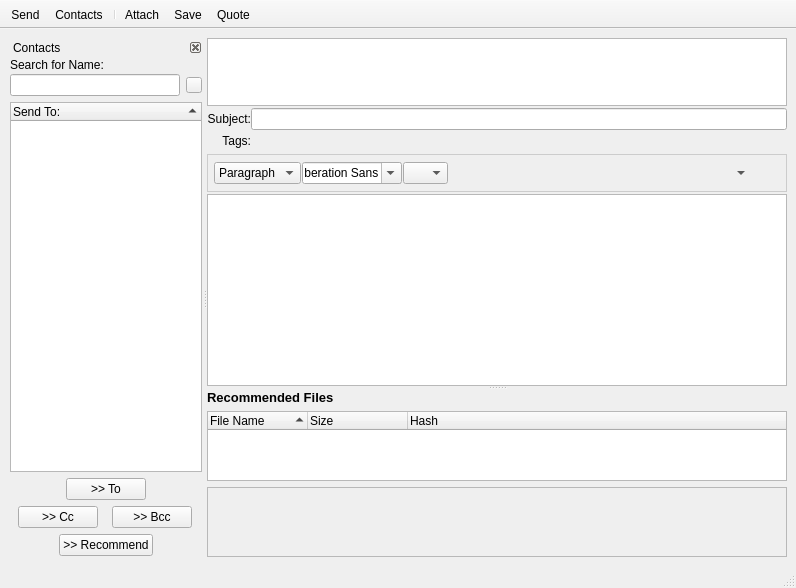
Qt form retroshare-gui/src/gui/msgs/MessageComposer.ui (RetroShare/RetroShare) before a commit.
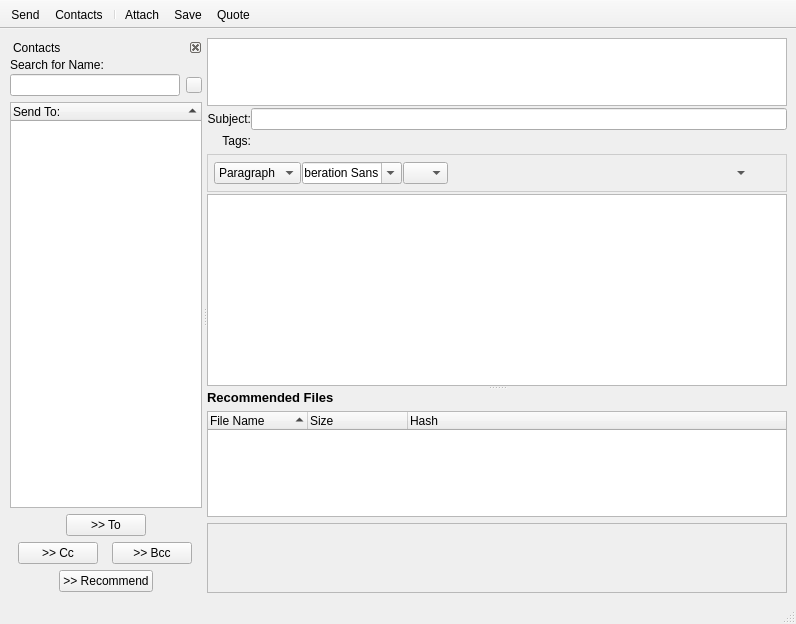
The same form after that commit. Icons and pictures are not drawn. Custom widgets are drawn as their Qt base class.

Commit message: Added new widget for hashing files. Added new common class FilesDefs to handle informations of file types like icons and names.

The edit to the form file:
```diff
--- a/retroshare-gui/src/gui/msgs/MessageComposer.ui
+++ b/retroshare-gui/src/gui/msgs/MessageComposer.ui
@@ -7,7 +7,7 @@
     <x>0</x>
     <y>0</y>
     <width>796</width>
-    <height>588</height>
+    <height>624</height>
    </rect>
   </property>
   <property name="contextMenuPolicy">
@@ -927,37 +927,6 @@
            <property name="widgetResizable">
             <bool>true</bool>
            </property>
-           <widget class="QWidget" name="scrollAreaWidgetContents">
-            <property name="geometry">
-             <rect>
-              <x>0</x>
-              <y>0</y>
-              <width>560</width>
-              <height>57</height>
-             </rect>
-            </property>
-            <layout class="QVBoxLayout" name="verticalLayout_2">
-             <property name="margin">
-              <number>0</number>
-             </property>
-             <item>
-              <layout class="QVBoxLayout" name="verticalLayout"/>
-             </item>
-             <item>
-              <spacer name="verticalSpacer">
-               <property name="orientation">
-                <enum>Qt::Vertical</enum>
-               </property>
-               <property name="sizeHint" stdset="0">
-                <size>
-                 <width>20</width>
-                 <height>46</height>
-                </size>
-               </property>
-              </spacer>
-             </item>
-            </layout>
-           </widget>
           </widget>
          </item>
         </layout>
@@ -1077,6 +1046,14 @@
    </property>
   </action>
  </widget>
+ <customwidgets>
+  <customwidget>
+   <class>HashBox</class>
+   <extends>QScrollArea</extends>
+   <header location="global">gui/common/HashBox.h</header>
+   <container>1</container>
+  </customwidget>
+ </customwidgets>
  <tabstops>
   <tabstop>recipientWidget</tabstop>
   <tabstop>titleEdit</tabstop>
```
Left out of the diff: 47 changed lines with no effect on the pictures. The commit also changes 34 other files.
